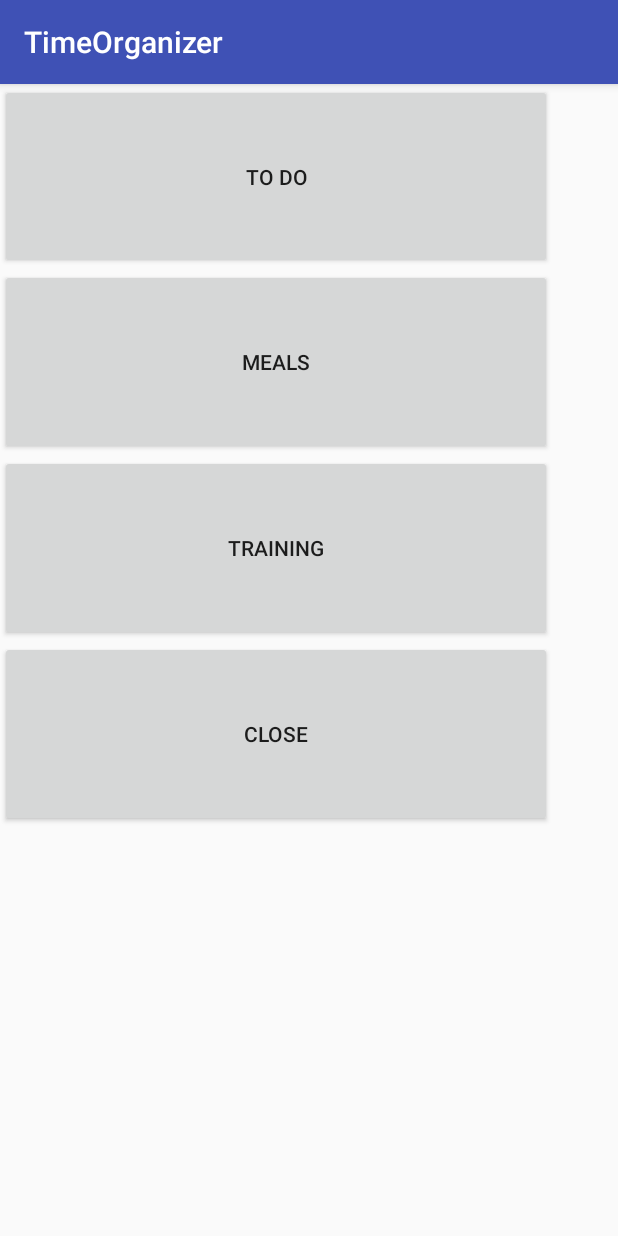
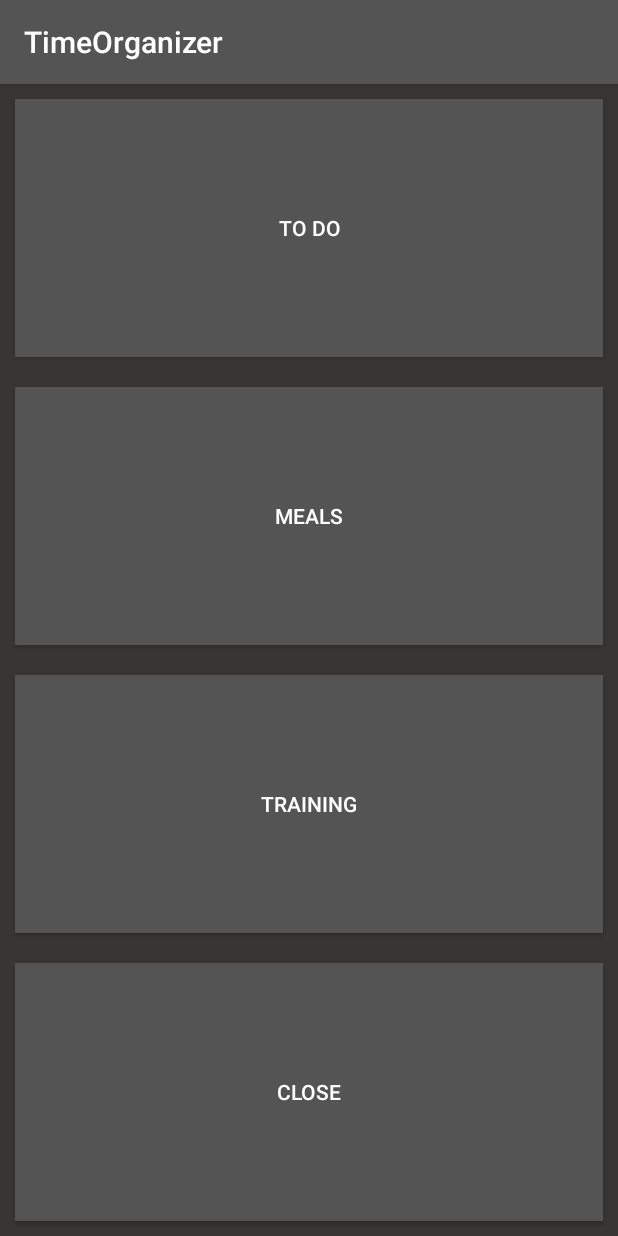
Before and after one commit to Poitiers732/TimeOrganizer, an Android app: the screen it shows after launch (MainActivity), on a phone screen of 412 x 824 dp. Run offline under Robolectric (Android 15) with nearby library versions, the phone set to English and light mode, and no system bars.

Commit message:
selecting listview fixed new scheme colors added

```diff
--- a/app/src/main/java/com/example/wojtek/timeorganizer/DBAdapter.java
+++ b/app/src/main/java/com/example/wojtek/timeorganizer/DBAdapter.java
@@ -19,19 +19,19 @@ public class DBAdapter {
 	public static final String KEY_DATE = "date";
 	public static final String KEY_ISDONE = "is_done";
 
-
-	public static final String[] ALL_KEYS = new String[] {KEY_ROWID, KEY_TASK, KEY_DATE, KEY_ISDONE};
+    public static final String[] ALL_KEYS = new String[] {KEY_ROWID, KEY_TASK, KEY_DATE, KEY_ISDONE};
 
 	// Column Numbers for each Field Name:
 	public static final int COL_ROWID = 0;
 	public static final int COL_TASK = 1;
 	public static final int COL_DATE = 2;
 	public static final int COL_ISDONE = 3;
+    public static final int COL_SELECTED = 4;
 
 	// DataBase info:
 	public static final String DATABASE_NAME = "dbToDo";
 	public static final String DATABASE_TABLE = "mainToDo";
-	public static final int DATABASE_VERSION = 8; // The version number must be incremented each time a change to DB structure occurs.
+	public static final int DATABASE_VERSION = 10; // The version number must be incremented each time a change to DB structure occurs.
 
 	//SQL statement to create database
 	private static final String DATABASE_CREATE_SQL =
--- a/app/src/main/res/layout/activity_main.xml
+++ b/app/src/main/res/layout/activity_main.xml
@@ -1,17 +1,13 @@
 <?xml version="1.0" encoding="utf-8"?>
-<android.support.constraint.ConstraintLayout xmlns:android="http://schemas.android.com/apk/res/android"
+<LinearLayout xmlns:android="http://schemas.android.com/apk/res/android"
     xmlns:app="http://schemas.android.com/apk/res-auto"
     xmlns:tools="http://schemas.android.com/tools"
+    android:orientation="vertical"
     android:layout_width="match_parent"
     android:layout_height="match_parent"
-    tools:context="com.example.wojtek.timeorganizer.MainActivity">
-
-    <LinearLayout
-        android:layout_width="368dp"
-        android:layout_height="495dp"
-        android:orientation="vertical"
-        tools:layout_editor_absoluteX="8dp"
-        tools:layout_editor_absoluteY="8dp">
+    tools:context="com.example.wojtek.timeorganizer.MainActivity"
+    android:background="@drawable/darkGray"
+    >
 
     <Button
         android:id="@+id/todoButton"
@@ -19,7 +15,12 @@
         android:layout_height="wrap_content"
         android:layout_weight="1"
         android:onClick="OnButtonClick"
-            android:text="To do" />
+        android:text="To do"
+        android:textColor="#FFF"
+        android:background="@drawable/lightGray"
+        android:layout_margin="10dp"
+
+        />
 
     <Button
         android:id="@+id/mealsButton"
@@ -27,7 +28,12 @@
         android:layout_height="wrap_content"
         android:layout_weight="1"
         android:onClick="OnButtonClick"
-            android:text="Meals" />
+        android:text="Meals"
+        android:textColor="#FFF"
+        android:background="@drawable/lightGray"
+        android:layout_margin="10dp"
+
+        />
 
     <Button
         android:id="@+id/trainingButton"
@@ -35,7 +41,12 @@
         android:layout_height="wrap_content"
         android:layout_weight="1"
         android:onClick="OnButtonClick"
-            android:text="Training" />
+        android:text="Training"
+        android:textColor="#FFF"
+        android:background="@drawable/lightGray"
+        android:layout_margin="10dp"
+
+        />
 
     <Button
         android:id="@+id/closeButton"
@@ -44,8 +55,13 @@
         android:layout_weight="1"
         android:elevation="0dp"
         android:onClick="OnButtonClick"
-            android:text="Close" />
+        android:text="Close"
+        android:textColor="#FFF"
+        android:background="@drawable/lightGray"
+        android:layout_margin="10dp"
+        />
+
+
+
 
 </LinearLayout>
-
-</android.support.constraint.ConstraintLayout>
--- a/app/src/main/res/values/colors.xml
+++ b/app/src/main/res/values/colors.xml
@@ -1,7 +1,10 @@
 <?xml version="1.0" encoding="utf-8"?>
 <resources>
-    <color name="colorPrimary">#3F51B5</color>
-    <color name="colorPrimaryDark">#303F9F</color>
-    <color name="colorAccent">#303F9F</color>
+    <color name="colorPrimary">#545454</color>
+    <color name="colorPrimaryDark">#3a3535</color>
+    <color name="colorAccent">#545454</color>
     <color name="colorBackground">#eaedf9</color>
+    <drawable name="darkGray">#3a3535</drawable>
+    <drawable name="lightGray">#545454</drawable>
+    <drawable name="midBlue">#0B4EAF</drawable>
 </resources>
```
Also changed, not shown: app/src/main/java/com/example/wojtek/timeorganizer/ToDo.java (+36 -13 lines), app/src/main/res/drawable/selectable_background.xml (added, +10 -0 lines), app/src/main/res/layout/list_item.xml (+19 -13 lines), app/src/main/res/layout/todo.xml (+9 -5 lines). Lines whose indentation alone changed are shown as unchanged.
